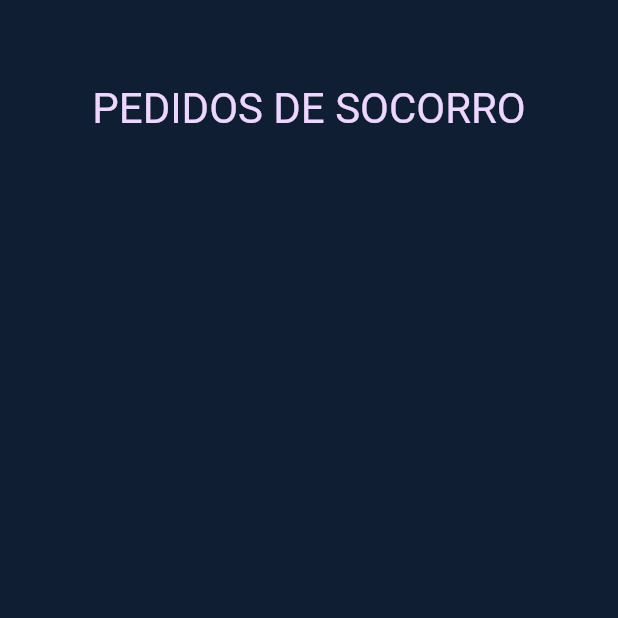
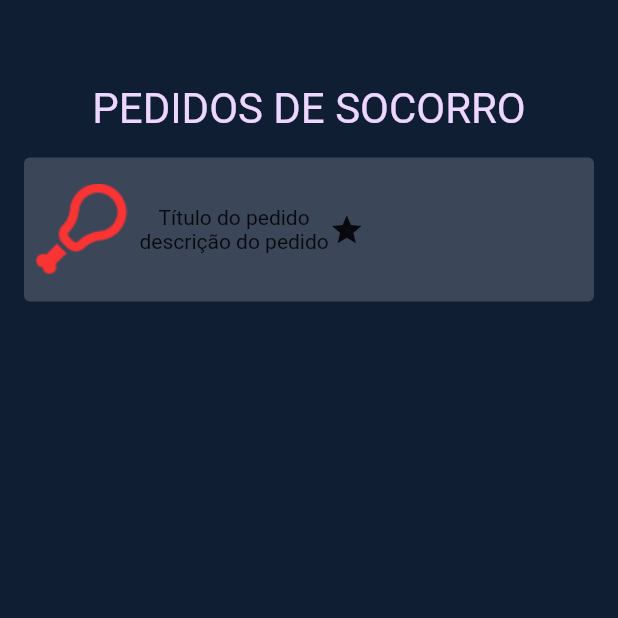
Before and after one commit to Alifyz/flutter-hackathon-2020, a Flutter app: the HelpListPage screen opened directly, on a phone screen of 412 x 824 dp, the top half of it. Run offline on Flutter 3.47's test engine with Material 2 defaults, Android fonts, the light colour scheme and no system bars; our stand-ins replace flutter_swiper, google_fonts.

Commit message:
add: initial refactor of help list

```diff
--- a/lib/pages/help_list_page.dart
+++ b/lib/pages/help_list_page.dart
@@ -22,6 +22,40 @@ class _HelpListPageState extends State<HelpListPage> {
                   'PEDIDOS DE SOCORRO',
                   style: TypographyStyle.textTitleTheme,
                 ),
+                Padding(
+                  padding: const EdgeInsets.all(16),
+                  child: Container(
+                    decoration: BoxDecoration(
+                      color: Color.fromRGBO(255, 255, 255, 0.18),
+                      borderRadius: BorderRadius.all(
+                        Radius.circular(4),
+                      ),
+                    ),
+                    height: 96,
+                    child: Column(
+                      mainAxisAlignment: MainAxisAlignment.center,
+                      children: [
+                        Row(
+                          children: [
+                            Padding(
+                              padding: const EdgeInsets.all(8.0),
+                              child: Image.asset('images/food.png'),
+                            ),
+                            Column(
+                              children: [
+                                Text('Título do pedido'),
+                                Text('descrição do pedido')
+                              ],
+                            ),
+                            Column(
+                              children: [Icon(Icons.star)],
+                            )
+                          ],
+                        ),
+                      ],
+                    ),
+                  ),
+                )
               ],
             ),
           ),
--- a/pubspec.yaml
+++ b/pubspec.yaml
@@ -52,6 +52,7 @@ flutter:
   assets:
     - images/background.png
     - images/logo-min.png
+    - images/food.png
 
   # An image asset can refer to one or more resolution-specific "variants", see
   # https://flutter.dev/assets-and-images/#resolution-aware.
```
Also changed, not shown: images/food.png (added).
